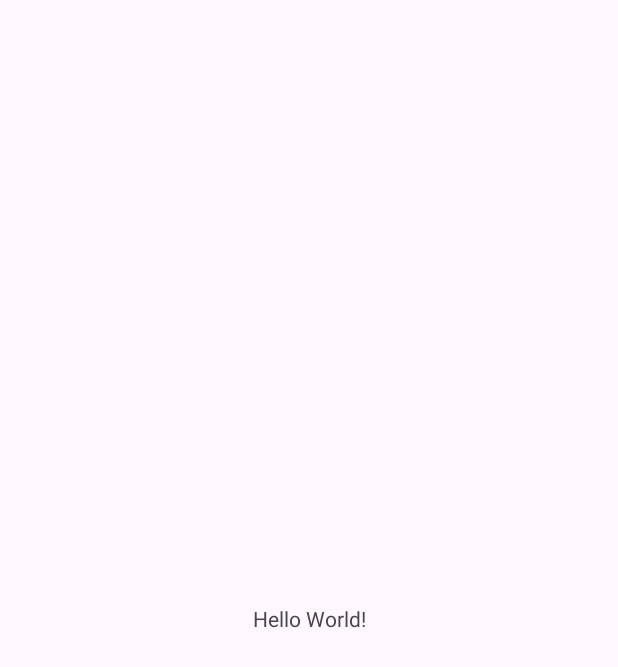
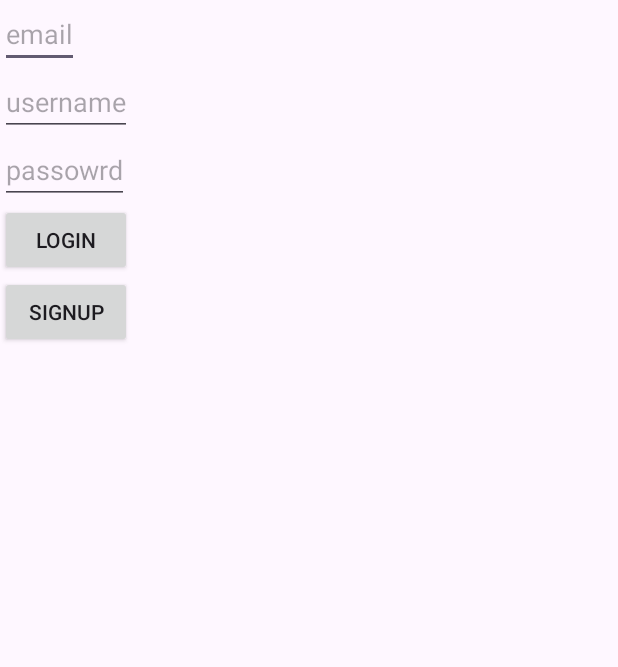
Before and after one commit to rappleit/MooMooLegends, an Android app: the screen it shows after launch (MainActivity before the commit, LoginandSignupExample after it), on a phone screen of 412 x 824 dp. Before the commit the part shown is almost empty. Shown: the top 667 px of the screen. Run offline under Robolectric (Android 15) with nearby library versions, the light colour scheme and no system bars; our stand-ins replace Firebase (no records; nobody signed in at launch, a user with empty details on screens opened directly).

Commit message:
finished login and signup functions

```diff
--- a/app/src/main/AndroidManifest.xml
+++ b/app/src/main/AndroidManifest.xml
@@ -13,7 +13,7 @@
         android:theme="@style/Theme.MooMooLegends"
         tools:targetApi="31">
         <activity
-            android:name=".MainActivity"
+            android:name=".LoginandSignupExample"
             android:exported="true">
             <intent-filter>
                 <action android:name="android.intent.action.MAIN" />
--- /dev/null
+++ b/app/src/main/java/com/csd/moomoolegends/LoginandSignupExample.java
@@ -0,0 +1,108 @@
+package com.csd.moomoolegends;
+
+import androidx.appcompat.app.AppCompatActivity;
+import androidx.appcompat.widget.AppCompatButton;
+
+import android.app.Activity;
+import android.os.Bundle;
+import android.util.Log;
+
+import com.csd.moomoolegends.models.OnFirestoreCompleteCallback;
+import com.csd.moomoolegends.models.SignUpLoginFirestore;
+import com.google.android.material.textfield.TextInputEditText;
+import com.google.firebase.auth.FirebaseAuth;
+import com.google.firebase.auth.FirebaseUser;
+
+public class LoginandSignupExample extends AppCompatActivity {
+
+    private TextInputEditText emailInput;
+    private TextInputEditText passwordInput;
+    private TextInputEditText usernameInput;
+    private AppCompatButton login;
+    private AppCompatButton signup;
+    private FirebaseAuth mAuth;
+    private final Activity activity = this;
+
+    @Override
+    protected void onCreate(Bundle savedInstanceState) {
+        super.onCreate(savedInstanceState);
+        setContentView(R.layout.activity_main);
+
+        // FirebaseUser currentUser = mAuth.getCurrentUser(); should be called in the onStart function of the Activity (seen below)
+        mAuth = FirebaseAuth.getInstance();
+
+        emailInput = findViewById(R.id.email);
+        passwordInput = findViewById(R.id.password);
+        usernameInput = findViewById(R.id.username);
+        login = findViewById(R.id.login);
+        signup = findViewById(R.id.signup);
+
+        login.setOnClickListener(v -> {
+            String email = emailInput.getText().toString();
+            String password = passwordInput.getText().toString();
+
+
+            // Login function params:
+            // activity: current activity
+            // email: String email input
+            // password: String password input
+            // callback: OnFirestoreCompleteCallback for handling onSuccess or onFailure
+
+            SignUpLoginFirestore.getInstance().login(activity, email, password, new OnFirestoreCompleteCallback() {
+                @Override
+                public void onFirestoreComplete(boolean success, String message) {
+                    if(success){
+                        //Login successful
+                        Log.d("Debug", message);
+                        //Update UI/Go to next activity
+                        //Messages are: "Login successful"
+                    } else {
+                        //Login failed
+                        Log.d("Debug", message);
+                        //End loading screen
+                        //Messages are: "Invalid email or password. Please try again." or "User does not exist"
+                    }
+                }
+            });
+        });
+
+        signup.setOnClickListener(v -> {
+            String email = emailInput.getText().toString();
+            String password = passwordInput.getText().toString();
+            String username = usernameInput.getText().toString();
+
+            // SignUp function params:
+            // activity: current activity
+            // username: String username input
+            // email: String email input
+            // password: String password input
+            // callback: OnFirestoreCompleteCallback for handling onSuccess or onFailure
+
+            SignUpLoginFirestore.getInstance().signUp(activity, username, email, password, new OnFirestoreCompleteCallback() {
+                @Override
+                public void onFirestoreComplete(boolean success, String message) {
+                    if(success){
+                        //Signup successful
+                        Log.d("Debug", message);
+                        //Update UI/Go to next activity
+                        //Messages are: "User registered successfully"
+                    } else {
+                        //Signup failed
+                        Log.d("Debug", message);
+                        //End loading screen
+                        //Messages are: "Username taken, please choose another one." or "Failed to register user, please try again."
+                    }
+                }
+            });
+        });
+    }
+
+    @Override
+    protected void onStart() {
+        super.onStart();
+        FirebaseUser currentUser = mAuth.getCurrentUser();
+        if(currentUser != null){
+            Log.d("Debug", "account not found");
+        }
+    }
+}
--- a/app/src/main/java/com/csd/moomoolegends/MainActivity.java
+++ /dev/null
@@ -1,14 +0,0 @@
-package com.csd.moomoolegends;
-
-import androidx.appcompat.app.AppCompatActivity;
-
-import android.os.Bundle;
-
-public class MainActivity extends AppCompatActivity {
-
-    @Override
-    protected void onCreate(Bundle savedInstanceState) {
-        super.onCreate(savedInstanceState);
-        setContentView(R.layout.activity_main);
-    }
-}
--- /dev/null
+++ b/app/src/main/java/com/csd/moomoolegends/models/OnFirestoreCompleteCallback.java
@@ -0,0 +1,5 @@
+package com.csd.moomoolegends.models;
+
+public interface OnFirestoreCompleteCallback {
+    void onFirestoreComplete(boolean success, String message);
+}
--- a/app/src/main/res/layout/activity_main.xml
+++ b/app/src/main/res/layout/activity_main.xml
@@ -4,15 +4,51 @@
     xmlns:tools="http://schemas.android.com/tools"
     android:layout_width="match_parent"
     android:layout_height="match_parent"
-    tools:context=".MainActivity">
+    tools:context=".LoginandSignupExample">
 
-    <TextView
+    <com.google.android.material.textfield.TextInputEditText
+        android:id="@+id/email"
         android:layout_width="wrap_content"
         android:layout_height="wrap_content"
-        android:text="Hello World!"
-        app:layout_constraintBottom_toBottomOf="parent"
-        app:layout_constraintEnd_toEndOf="parent"
+        app:layout_constraintTop_toTopOf="parent"
+        app:layout_constraintLeft_toLeftOf="parent"
+        android:hint="email">
+    </com.google.android.material.textfield.TextInputEditText>
+
+    <com.google.android.material.textfield.TextInputEditText
+        android:id="@+id/username"
+        android:layout_width="wrap_content"
+        android:layout_height="wrap_content"
+        app:layout_constraintTop_toBottomOf="@id/email"
+        app:layout_constraintLeft_toLeftOf="parent"
+        android:hint="username">
+    </com.google.android.material.textfield.TextInputEditText>
+
+    <com.google.android.material.textfield.TextInputEditText
+        android:id="@+id/password"
+        android:layout_width="wrap_content"
+        android:layout_height="wrap_content"
+        app:layout_constraintTop_toBottomOf="@id/username"
+        app:layout_constraintLeft_toLeftOf="parent"
+        android:hint="passowrd">
+    </com.google.android.material.textfield.TextInputEditText>
+
+    <androidx.appcompat.widget.AppCompatButton
+        android:id="@+id/login"
+        android:layout_width="wrap_content"
+        android:layout_height="wrap_content"
+        app:layout_constraintTop_toBottomOf="@id/password"
         app:layout_constraintStart_toStartOf="parent"
-        app:layout_constraintTop_toTopOf="parent" />
+        android:text="Login">
+    </androidx.appcompat.widget.AppCompatButton>
+
+    <androidx.appcompat.widget.AppCompatButton
+        android:id="@+id/signup"
+        android:layout_width="wrap_content"
+        android:layout_height="wrap_content"
+        app:layout_constraintTop_toBottomOf="@id/login"
+        app:layout_constraintStart_toStartOf="parent"
+        android:text="signup">
+    </androidx.appcompat.widget.AppCompatButton>
 
 </androidx.constraintlayout.widget.ConstraintLayout>
--- a/build.gradle.kts
+++ b/build.gradle.kts
@@ -1,3 +1,8 @@
+buildscript {
+    dependencies {
+        classpath("com.google.gms:google-services:4.4.2")
+    }
+}
 // Top-level build file where you can add configuration options common to all sub-projects/modules.
 plugins {
     id("com.android.application") version "8.1.1" apply false
```
Also changed, not shown: app/build.gradle.kts (+11 -3 lines), app/src/main/java/com/csd/moomoolegends/models/FirestoreInstance.java (added, +23 -0 lines), app/src/main/java/com/csd/moomoolegends/models/SignUpLoginFirestore.java (added, +156 -0 lines), app/src/main/java/com/csd/moomoolegends/models/User.java (added, +15 -0 lines), app/src/main/java/com/csd/moomoolegends/models/UserDataFirestore.java (added, +33 -0 lines), app/src/main/java/com/csd/moomoolegends/models/UserSingleton.java (added, +24 -0 lines), 1 other file.
